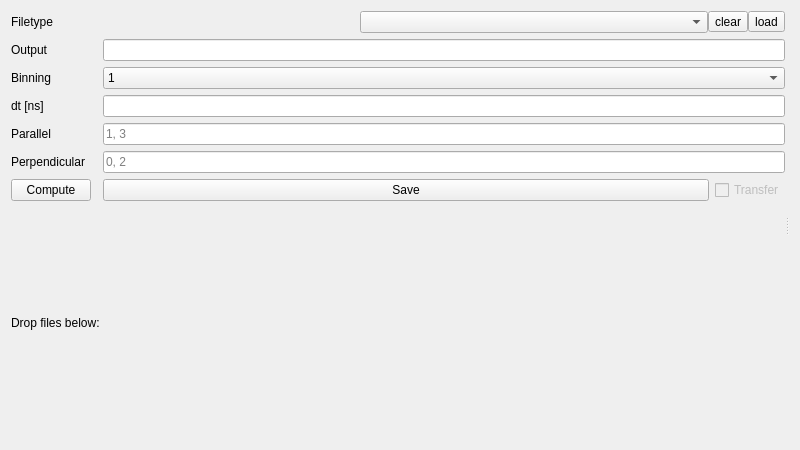
This is chisurf/plugins/microtime_histogram/wizard.ui in Fluorescence-Tools/chisurf as Qt 5 draws it before an edit. The edited form follows.
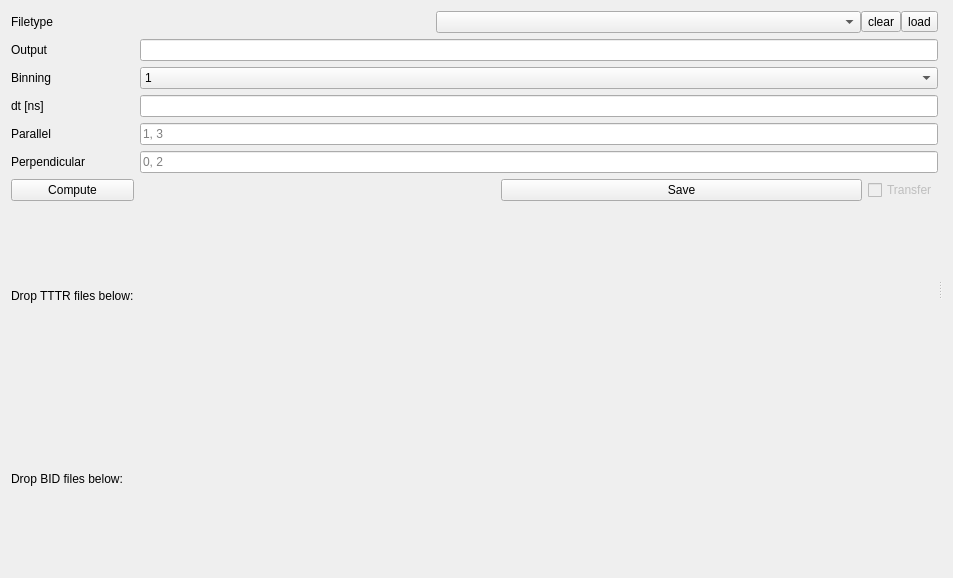
This is the edited form.

Commit message: Add option to open BID files

Diff of the .ui file:
```diff
--- a/chisurf/plugins/microtime_histogram/wizard.ui
+++ b/chisurf/plugins/microtime_histogram/wizard.ui
@@ -6,8 +6,8 @@
    <rect>
     <x>0</x>
     <y>0</y>
-    <width>800</width>
-    <height>450</height>
+    <width>953</width>
+    <height>578</height>
    </rect>
   </property>
   <property name="windowTitle">
@@ -21,7 +21,68 @@
      </property>
      <widget class="QWidget" name="widget_2" native="true">
       <layout class="QGridLayout" name="gridLayout">
-       <item row="4" column="2">
+       <item row="8" column="1">
+        <layout class="QHBoxLayout" name="horizontalLayout_3">
+         <item>
+          <spacer name="horizontalSpacer">
+           <property name="orientation">
+            <enum>Qt::Horizontal</enum>
+           </property>
+           <property name="sizeHint" stdset="0">
+            <size>
+             <width>40</width>
+             <height>20</height>
+            </size>
+           </property>
+          </spacer>
+         </item>
+         <item>
+          <widget class="QPushButton" name="pushButton_2">
+           <property name="sizePolicy">
+            <sizepolicy hsizetype="Expanding" vsizetype="Fixed">
+             <horstretch>0</horstretch>
+             <verstretch>0</verstretch>
+            </sizepolicy>
+           </property>
+           <property name="text">
+            <string>Save</string>
+           </property>
+          </widget>
+         </item>
+         <item>
+          <widget class="QCheckBox" name="checkBox">
+           <property name="enabled">
+            <bool>false</bool>
+           </property>
+           <property name="text">
+            <string>Transfer</string>
+           </property>
+          </widget>
+         </item>
+        </layout>
+       </item>
+       <item row="3" column="0">
+        <widget class="QLabel" name="label_6">
+         <property name="text">
+          <string>dt [ns]</string>
+         </property>
+        </widget>
+       </item>
+       <item row="5" column="0">
+        <widget class="QLabel" name="label_2">
+         <property name="text">
+          <string>Perpendicular</string>
+         </property>
+        </widget>
+       </item>
+       <item row="11" column="0">
+        <widget class="QLabel" name="label_8">
+         <property name="text">
+          <string>Drop BID files below:</string>
+         </property>
+        </widget>
+       </item>
+       <item row="4" column="1">
         <widget class="QLineEdit" name="lineEdit_2">
          <property name="sizePolicy">
           <sizepolicy hsizetype="Minimum" vsizetype="Fixed">
@@ -37,85 +98,17 @@
          </property>
         </widget>
        </item>
-       <item row="2" column="0">
-        <widget class="QLabel" name="label_4">
-         <property name="text">
-          <string>Binning</string>
-         </property>
-        </widget>
+       <item row="12" column="0" colspan="2">
+        <layout class="QVBoxLayout" name="verticalLayout_5"/>
        </item>
-       <item row="1" column="0">
-        <widget class="QLabel" name="label_5">
-         <property name="text">
-          <string>Output</string>
-         </property>
-        </widget>
-       </item>
-       <item row="9" column="0">
+       <item row="8" column="0">
         <widget class="QPushButton" name="pushButton">
          <property name="text">
           <string>Compute</string>
          </property>
         </widget>
        </item>
-       <item row="13" column="0" colspan="3">
-        <layout class="QVBoxLayout" name="verticalLayout_3"/>
-       </item>
-       <item row="1" column="2">
-        <widget class="QLineEdit" name="lineEdit_5">
-         <property name="readOnly">
-          <bool>true</bool>
-         </property>
-        </widget>
-       </item>
-       <item row="2" column="2">
-        <widget class="QComboBox" name="comboBox_2">
-         <property name="sizePolicy">
-          <sizepolicy hsizetype="Minimum" vsizetype="Fixed">
-           <horstretch>0</horstretch>
-           <verstretch>0</verstretch>
-          </sizepolicy>
-         </property>
-         <item>
-          <property name="text">
-           <string>1</string>
-          </property>
-         </item>
-         <item>
-          <property name="text">
-           <string>2</string>
-          </property>
-         </item>
-         <item>
-          <property name="text">
-           <string>4</string>
-          </property>
-         </item>
-         <item>
-          <property name="text">
-           <string>8</string>
-          </property>
-         </item>
-         <item>
-          <property name="text">
-           <string>16</string>
-          </property>
-         </item>
-         <item>
-          <property name="text">
-           <string>32</string>
-          </property>
-         </item>
-        </widget>
-       </item>
-       <item row="4" column="0">
-        <widget class="QLabel" name="label">
-         <property name="text">
-          <string>Parallel</string>
-         </property>
-        </widget>
-       </item>
-       <item row="0" column="0" colspan="3">
+       <item row="0" column="0" colspan="2">
         <layout class="QHBoxLayout" name="horizontalLayout">
          <property name="spacing">
           <number>0</number>
@@ -159,7 +152,14 @@
          </item>
         </layout>
        </item>
-       <item row="5" column="2">
+       <item row="1" column="1">
+        <widget class="QLineEdit" name="lineEdit_5">
+         <property name="readOnly">
+          <bool>true</bool>
+         </property>
+        </widget>
+       </item>
+       <item row="5" column="1">
         <widget class="QLineEdit" name="lineEdit">
          <property name="sizePolicy">
           <sizepolicy hsizetype="Minimum" vsizetype="Fixed">
@@ -175,67 +175,90 @@
          </property>
         </widget>
        </item>
-       <item row="3" column="2">
-        <widget class="QLineEdit" name="lineEdit_4">
+       <item row="2" column="0">
+        <widget class="QLabel" name="label_4">
+         <property name="text">
+          <string>Binning</string>
+         </property>
+        </widget>
+       </item>
+       <item row="2" column="1">
+        <widget class="QComboBox" name="comboBox_2">
          <property name="sizePolicy">
           <sizepolicy hsizetype="Minimum" vsizetype="Fixed">
            <horstretch>0</horstretch>
            <verstretch>0</verstretch>
           </sizepolicy>
          </property>
-         <property name="readOnly">
-          <bool>true</bool>
-         </property>
-        </widget>
-       </item>
-       <item row="3" column="0">
-        <widget class="QLabel" name="label_6">
-         <property name="text">
-          <string>dt [ns]</string>
-         </property>
-        </widget>
-       </item>
-       <item row="5" column="0">
-        <widget class="QLabel" name="label_2">
-         <property name="text">
-          <string>Perpendicular</string>
-         </property>
-        </widget>
-       </item>
-       <item row="9" column="2">
-        <layout class="QHBoxLayout" name="horizontalLayout_3">
          <item>
-          <widget class="QPushButton" name="pushButton_2">
-           <property name="sizePolicy">
-            <sizepolicy hsizetype="Expanding" vsizetype="Fixed">
-             <horstretch>0</horstretch>
-             <verstretch>0</verstretch>
-            </sizepolicy>
-           </property>
-           <property name="text">
-            <string>Save</string>
-           </property>
-          </widget>
+          <property name="text">
+           <string>1</string>
+          </property>
          </item>
          <item>
-          <widget class="QCheckBox" name="checkBox">
-           <property name="enabled">
-            <bool>false</bool>
-           </property>
-           <property name="text">
-            <string>Transfer</string>
-           </property>
-          </widget>
+          <property name="text">
+           <string>2</string>
+          </property>
          </item>
-        </layout>
+         <item>
+          <property name="text">
+           <string>4</string>
+          </property>
+         </item>
+         <item>
+          <property name="text">
+           <string>8</string>
+          </property>
+         </item>
+         <item>
+          <property name="text">
+           <string>16</string>
+          </property>
+         </item>
+         <item>
+          <property name="text">
+           <string>32</string>
+          </property>
+         </item>
+        </widget>
        </item>
-       <item row="10" column="0" colspan="3">
+       <item row="9" column="0">
         <widget class="QLabel" name="label_7">
          <property name="text">
-          <string>Drop files below:</string>
+          <string>Drop TTTR files below:</string>
          </property>
         </widget>
        </item>
+       <item row="1" column="0">
+        <widget class="QLabel" name="label_5">
+         <property name="text">
+          <string>Output</string>
+         </property>
+        </widget>
+       </item>
+       <item row="4" column="0">
+        <widget class="QLabel" name="label">
+         <property name="text">
+          <string>Parallel</string>
+         </property>
+        </widget>
+       </item>
+       <item row="3" column="1">
+        <widget class="QLineEdit" name="lineEdit_4">
+         <property name="sizePolicy">
+          <sizepolicy hsizetype="Minimum" vsizetype="Fixed">
+           <horstretch>0</horstretch>
+           <verstretch>0</verstretch>
+          </sizepolicy>
+         </property>
+         <property name="readOnly">
+          <bool>true</bool>
+         </property>
+        </widget>
+       </item>
+       <item row="10" column="0" colspan="2">
+        <layout class="QVBoxLayout" name="verticalLayout_3"/>
+       </item>
       </layout>
      </widget>
      <widget class="QWidget" name="widget" native="true">
```
Left out of the diff: 13 changed lines with no effect on the pictures. The commit also changes 1 other file.
